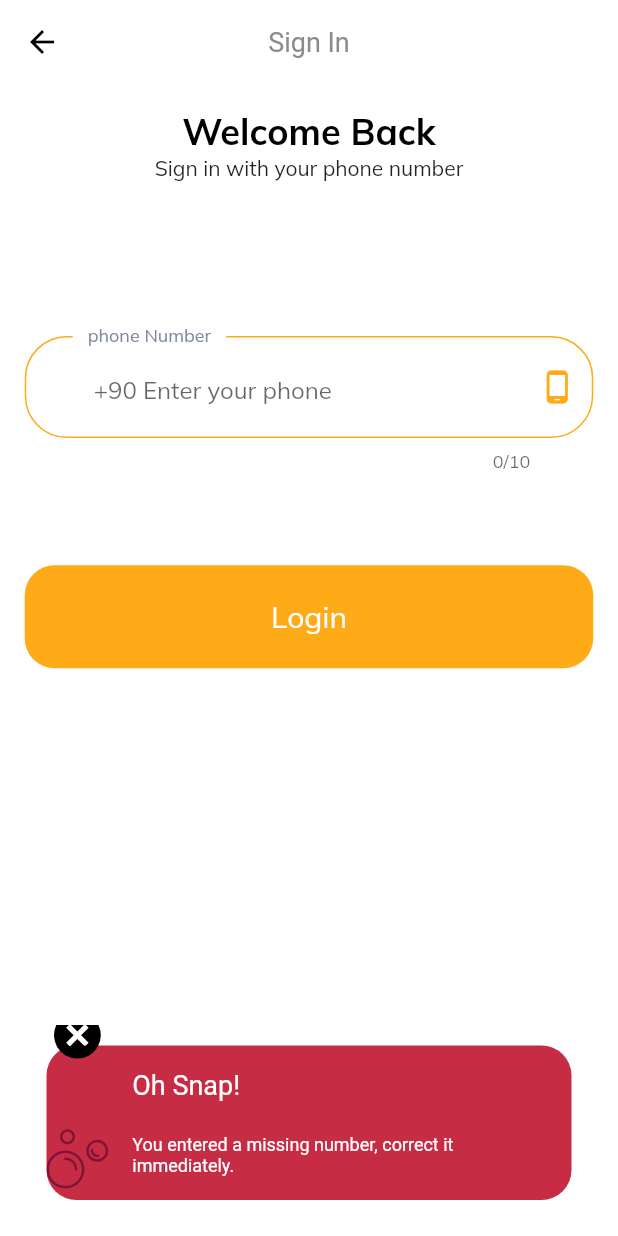
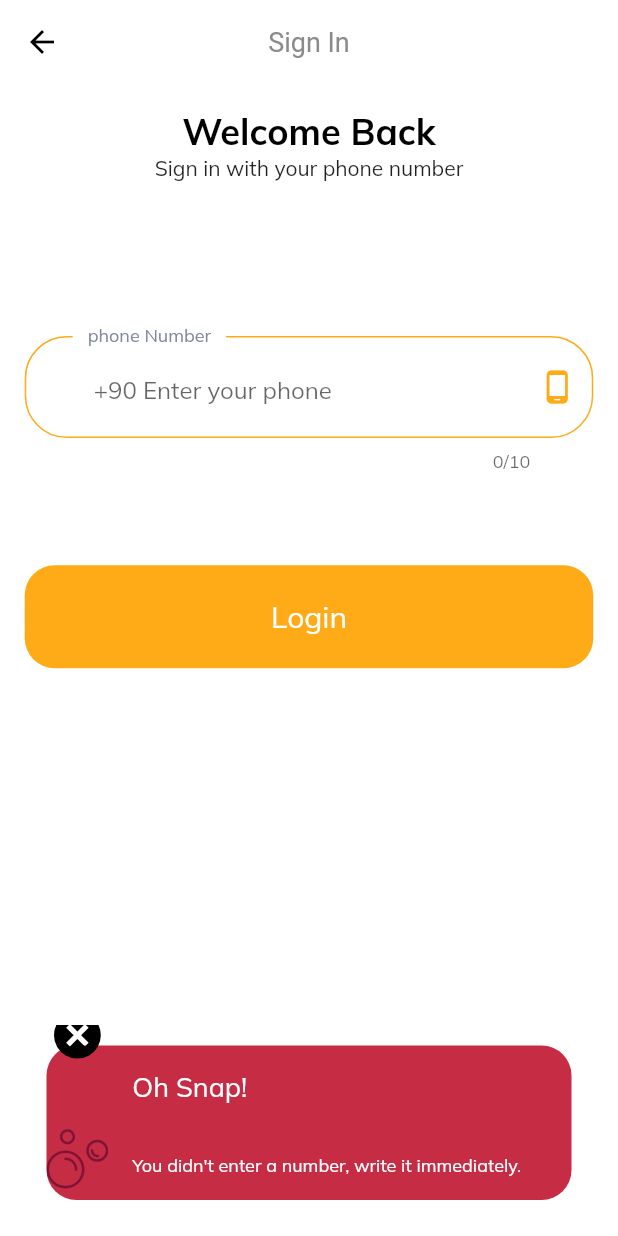
Before and after one commit to emrecanoner/LeaveNoneAlone, a Flutter app: the SignInScreen screen opened directly, after a tap on "Login", on a phone screen of 412 x 824 dp. Run offline on Flutter 3.47's test engine with Material 2 defaults, Android fonts, the phone set to English and light mode, and no system bars; our stand-ins replace animate_do, animated_splash_screen, awesome_snackbar_content, firebase_auth, firebase_core, firebase_database and 9 more; missing offline and left inert: dart:ffi, grock; accounts and stored records are empty.

Commit message:
Changes committed

```diff
--- a/lib/components/custom_snackbar.dart
+++ b/lib/components/custom_snackbar.dart
@@ -31,7 +31,10 @@ class CustomSnackBarContent extends StatelessWidget {
                   children: [
                     Text(
                       'Oh Snap!',
-                      style: TextStyle(fontSize: 18, color: Colors.white),
+                      style: TextStyle(
+                          fontSize: 18,
+                          color: Colors.white,
+                          fontFamily: 'Muli'),
                       maxLines: 2,
                       overflow: TextOverflow.ellipsis,
                     ),
@@ -41,6 +44,7 @@ class CustomSnackBarContent extends StatelessWidget {
                       style: TextStyle(
                         fontSize: 12,
                         color: Colors.white,
+                        fontFamily: 'Muli',
                       ),
                     ),
                   ],
--- a/lib/screens/sign_in/components/body.dart
+++ b/lib/screens/sign_in/components/body.dart
@@ -90,12 +90,23 @@ class _SignFormState extends State<SignForm> {
               SizedBox(height: gHeight / 20),
               DefaultButton(
                 press: () {
-                  if (phoneN.text.length < 10) {
+                  if (phoneN.text.length < 10 && phoneN.text.length > 0) {
                     ScaffoldMessenger.of(context).showSnackBar(
                       SnackBar(
                         content: CustomSnackBarContent(
                             errorMessage:
                                 'You entered a missing number, correct it immediately.'),
+                        behavior: SnackBarBehavior.floating,
+                        backgroundColor: Colors.transparent,
+                        elevation: 0,
+                      ),
+                    );
+                  } else if (phoneN.text.length == 0) {
+                    ScaffoldMessenger.of(context).showSnackBar(
+                      SnackBar(
+                        content: CustomSnackBarContent(
+                            errorMessage:
+                                "You didn't enter a number, write it immediately."),
                         behavior: SnackBarBehavior.floating,
                         backgroundColor: Colors.transparent,
                         elevation: 0,
@@ -155,14 +166,24 @@ class _SignFormState extends State<SignForm> {
       child: Container(
         child: TextFormField(
           keyboardType: TextInputType.number,
-/*           validator: (value) {
+          maxLength: 6,
+          /*validator: (value) {
             if (value!.isEmpty) {
               setState(() {
-                errors.add("Please enter your OTP code");
+                ScaffoldMessenger.of(context).showSnackBar(
+                  SnackBar(
+                    content: CustomSnackBarContent(
+                        errorMessage:
+                            'You entered a missing OTP, correct it immediately.'),
+                    behavior: SnackBarBehavior.floating,
+                    backgroundColor: Colors.transparent,
+                    elevation: 0,
+                  ),
+                );
               });
             }
             return null;
-          }, */
+          },*/
           controller: otp,
           showCursor: false,
           decoration: InputDecoration(
@@ -199,6 +220,16 @@ class _SignFormState extends State<SignForm> {
         });
       },
       verificationFailed: (FirebaseAuthException e) {
+        /*if (e.code == 'invalid-phone-number') {
+          ScaffoldMessenger.of(context).showSnackBar(SnackBar(
+            content: CustomSnackBarContent(
+                errorMessage:
+                    'You entered a invalid number, correct it immediately.'),
+            behavior: SnackBarBehavior.floating,
+            backgroundColor: Colors.transparent,
+            elevation: 0,
+          ));
+        }*/
         print(e.message);
       },
       codeSent: (String verificationId, int? resendToken) {
@@ -213,7 +244,33 @@ class _SignFormState extends State<SignForm> {
   void verifyOTP() async {
     PhoneAuthCredential credential = PhoneAuthProvider.credential(
         verificationId: verificationID, smsCode: otp.text);
-
+    if (credential.smsCode.toString().length == 0) {
+      ScaffoldMessenger.of(context).showSnackBar(SnackBar(
+        content: CustomSnackBarContent(
+            errorMessage: 'You must enter OTP number, write it immediately.'),
+        behavior: SnackBarBehavior.floating,
+        backgroundColor: Colors.transparent,
+        elevation: 0,
+      ));
+    } else if (credential.smsCode.toString().length < 6 &&
+        credential.smsCode.toString().length > 0) {
+      ScaffoldMessenger.of(context).showSnackBar(SnackBar(
+        content: CustomSnackBarContent(
+            errorMessage:
+                'You entered missing OTP number, correct it immediately.'),
+        behavior: SnackBarBehavior.floating,
+        backgroundColor: Colors.transparent,
+        elevation: 0,
+      ));
+    } else if (credential.smsCode.toString() != otp.text) {
+      ScaffoldMessenger.of(context).showSnackBar(SnackBar(
+        content: CustomSnackBarContent(
+            errorMessage: "OTP number doens't match, correct it immediately."),
+        behavior: SnackBarBehavior.floating,
+        backgroundColor: Colors.transparent,
+        elevation: 0,
+      ));
+    } else {
       await auth.signInWithCredential(credential).then(
         (value) {
           print("You are logged in successfully");
@@ -237,3 +294,4 @@ class _SignFormState extends State<SignForm> {
       });
     }
   }
+}
```
Lines whose indentation alone changed are shown as unchanged.
